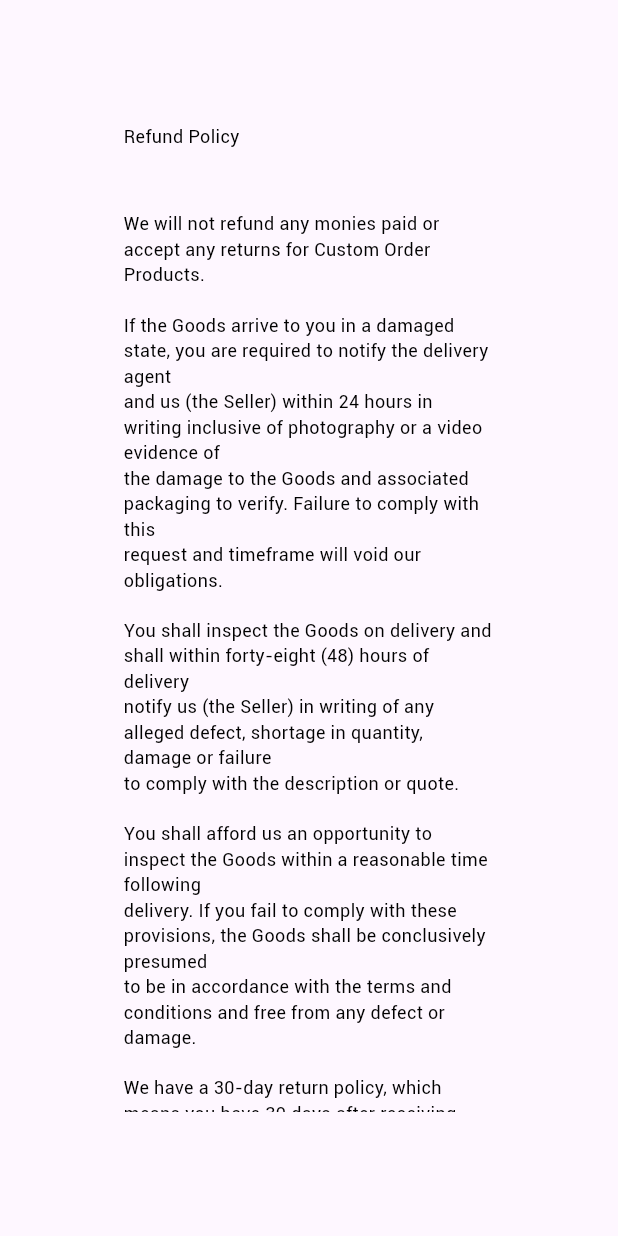
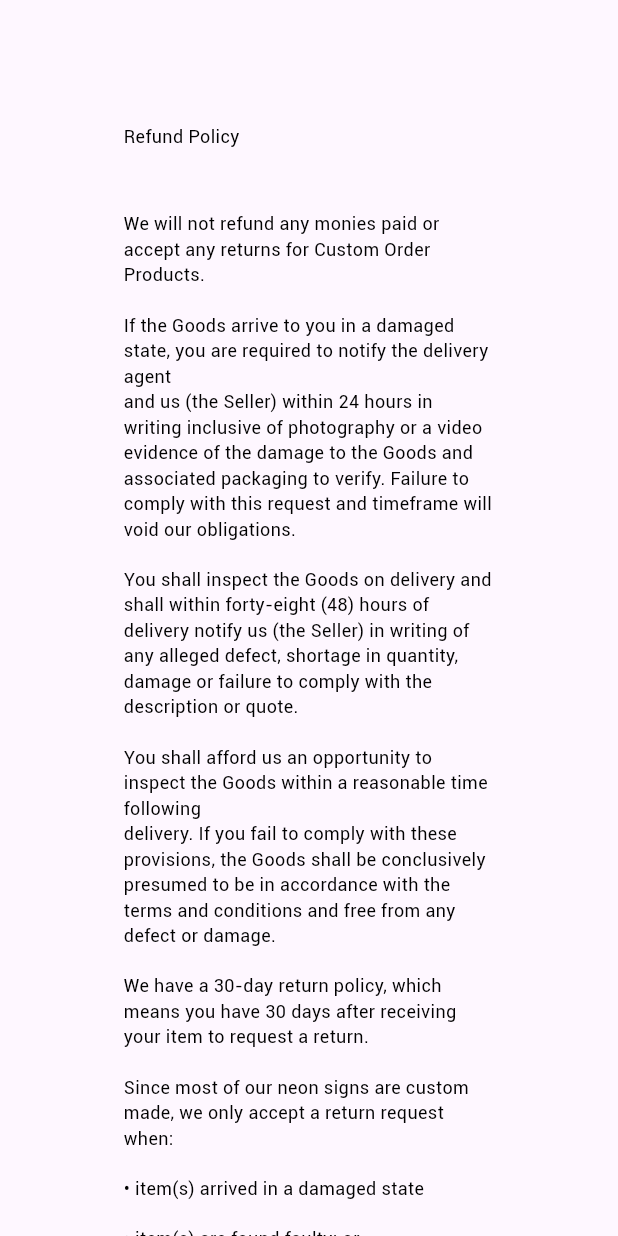
Before and after one commit to mfarooqone/customneon, a Flutter app: the RefundPolicy screen opened directly, on a phone screen of 412 x 824 dp. Run offline on Flutter 3.47's test engine with Material 3 defaults, Android fonts, the phone set to English and light mode, and no system bars; drawn by our look-alikes of auto_size_text; our stand-ins replace dropdown_button2, get, phosphor_flutter, sizer, toggle_switch.

Commit message:
WIP refund policy

```diff
--- a/lib/desktop_view/footer/footer_design.dart
+++ b/lib/desktop_view/footer/footer_design.dart
@@ -45,7 +45,6 @@ class FooterDesign extends StatelessWidget {
                   Get.to(()=> const RefundPolicy());
                 },
 
-                onPressed: () {},
                 child: const AutoSizeText(
                   "Refund Policy",
                 ),
--- a/lib/desktop_view/footer/refund_policy.dart
+++ b/lib/desktop_view/footer/refund_policy.dart
@@ -11,9 +11,9 @@ class RefundPolicy extends StatelessWidget {
   @override
   Widget build(BuildContext context) {
     return Scaffold(
-      body: Padding(
-        padding: EdgeInsets.symmetric(horizontal: 10.h, vertical: 10.h),
-        child: SingleChildScrollView(
+      body: SingleChildScrollView(
+        child: Padding(
+          padding: EdgeInsets.symmetric(horizontal: 10.h, vertical: 10.h),
           child: Column(
             crossAxisAlignment: CrossAxisAlignment.start,
             children: [
@@ -31,22 +31,22 @@ class RefundPolicy extends StatelessWidget {
                 height: 2.h,
               ),
               autoText(
-                  "If the Goods arrive to you in a damaged state, you are required to notify the delivery agent\nand us (the Seller) within 24 hours in writing inclusive of photography or a video evidence of\nthe damage to the Goods and associated packaging to verify. Failure to comply with this\nrequest and timeframe will void our obligations."),
+                  "If the Goods arrive to you in a damaged state, you are required to notify the delivery agent\nand us (the Seller) within 24 hours in writing inclusive of photography or a video evidence of the damage to the Goods and associated packaging to verify. Failure to comply with this request and timeframe will void our obligations."),
               SizedBox(
                 height: 2.h,
               ),
               autoText(
-                  "You shall inspect the Goods on delivery and shall within forty-eight (48) hours of delivery\nnotify us (the Seller) in writing of any alleged defect, shortage in quantity, damage or failure\nto comply with the description or quote."),
+                  "You shall inspect the Goods on delivery and shall within forty-eight (48) hours of delivery notify us (the Seller) in writing of any alleged defect, shortage in quantity, damage or failure to comply with the description or quote."),
               SizedBox(
                 height: 2.h,
               ),
               autoText(
-                  "You shall afford us an opportunity to inspect the Goods within a reasonable time following\ndelivery. If you fail to comply with these provisions, the Goods shall be conclusively presumed\nto be in accordance with the terms and conditions and free from any defect or damage."),
+                  "You shall afford us an opportunity to inspect the Goods within a reasonable time following\ndelivery. If you fail to comply with these provisions, the Goods shall be conclusively presumed to be in accordance with the terms and conditions and free from any defect or damage."),
               SizedBox(
                 height: 2.h,
               ),
               autoText(
-                  "We have a 30-day return policy, which means you have 30 days after receiving your item to\nrequest a return."),
+                  "We have a 30-day return policy, which means you have 30 days after receiving your item to request a return."),
               SizedBox(
                 height: 2.h,
               ),
@@ -68,7 +68,7 @@ class RefundPolicy extends StatelessWidget {
                 height: 2.h,
               ),
               autoText(
-                  "To be eligible for a return, your item(s) must be in the same condition that you received them\nand in the original packaging. You’ll also need the receipt or proof of purchase."),
+                  "To be eligible for a return, your item(s) must be in the same condition that you received them and in the original packaging. You’ll also need the receipt or proof of purchase."),
               SizedBox(
                 height: 2.h,
               ),
@@ -78,7 +78,7 @@ class RefundPolicy extends StatelessWidget {
                 height: 2.h,
               ),
               autoText(
-                  "CA02 warehouse\n17560 Rowland Street, City of Industry, 91748 California, USA"),
+                  "CA02 warehouse 17560 Rowland Street, City of Industry, 91748 California, USA"),
               SizedBox(
                 height: 2.h,
               ),
@@ -107,7 +107,7 @@ class RefundPolicy extends StatelessWidget {
                 height: 2.h,
               ),
               autoText(
-                  "Due to the handmade nature of neon sign products, they can be subject to variations and\nslight discolorations. Some colors may also vary as a result from printer calibration or\ncomputer screen settings; however this should be considered an error in production since\nthese fluctuations make each item even more unique"),
+                  "Due to the handmade nature of neon sign products, they can be subject to variations and slight discolorations. Some colors may also vary as a result from printer calibration or computer screen settings; however this should be considered an error in production since\nthese fluctuations make each item even more unique"),
               SizedBox(
                 height: 6.h,
               ),
@@ -121,22 +121,22 @@ class RefundPolicy extends StatelessWidget {
                 height: 1.h,
               ),
               autoText(
-                  "The fastest way to ensure you get what you want is to return the item you have, and once the\nreturn is accepted, make a separate purchase for the new item"),
+                  "The fastest way to ensure you get what you want is to return the item you have, and once the return is accepted, make a separate purchase for the new item"),
               SizedBox(
                 height: 5.h,
               ),
               autoText(
-                  "European Union 14 day cooling off period\nNotwithstanding the above, if the merchandise is being shipped into the European Union, you\nhave the right to cancel or return your order within 14 days, for any reason and without a\njustification. As above, your item must be in the same condition that you received it, unworn\nor unused, with tags, and in its original packaging. You’ll also need the receipt or proof of\npurchase. From the 15th day onward until the 30th day, our standard return policy applies."),
+                  "European Union 14 day cooling off period\nNotwithstanding the above, if the merchandise is being shipped into the European Union, you have the right to cancel or return your order within 14 days, for any reason and without a justification. As above, your item must be in the same condition that you received it, unworn or unused, with tags, and in its original packaging. You’ll also need the receipt or proof of purchase. From the 15th day onward until the 30th day, our standard return policy applies."),
               SizedBox(
                 height: 5.h,
               ),
               autoText(
-                  "Refunds\nWe will notify you once we’ve received and inspected your return, and let you know if the\nrefund was approved or not. If approved, you’ll be automatically refunded on your original\npayment method within 3 business days. Please remember it can take some time for your\nbank or credit card company to process and post the refund too."),
+                  "Refunds\nWe will notify you once we’ve received and inspected your return, and let you know if the refund was approved or not. If approved, you’ll be automatically refunded on your original payment method within 3 business days. Please remember it can take some time for your bank or credit card company to process and post the refund too."),
               SizedBox(
                 height: 5.h,
               ),
               autoText(
-                  "If more than 7 business days have passed since we’ve approved your return, please contact us\nat info@neonwill.com.")
+                  "If more than 7 business days have passed since we’ve approved your return, please contact us at info@neonwill.com.")
             ],
           ),
         ),
```
